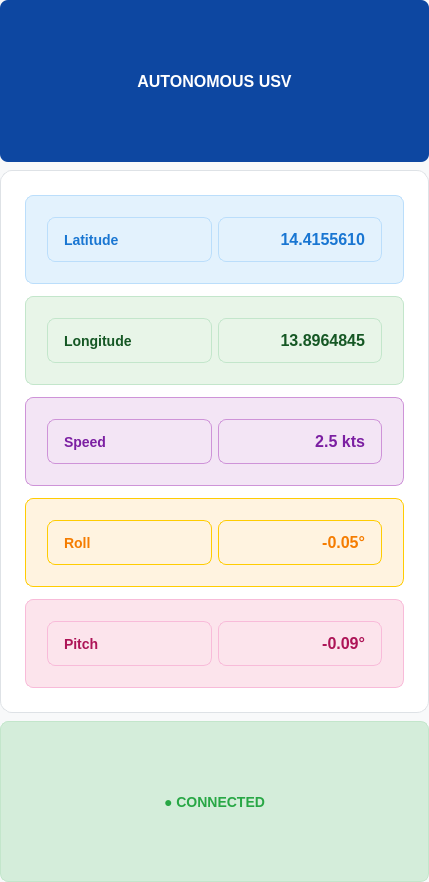
Above: uifolder/TelemetryWidget.ui from Jelsin29/GCS_USV before the change. Below: the same form after it.
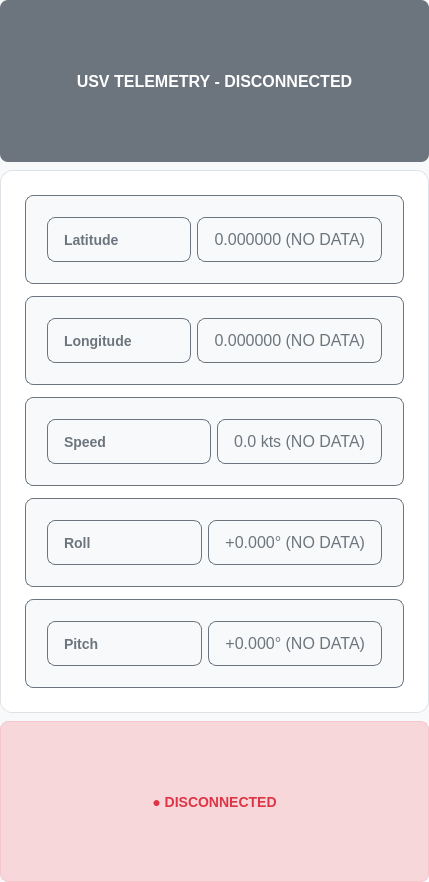
That is the form after the change.

Diff of the .ui file:
```diff
--- a/uifolder/TelemetryWidget.ui
+++ b/uifolder/TelemetryWidget.ui
@@ -56,7 +56,7 @@
      <property name="styleSheet">
       <string>QLabel {
     color: #ffffff;
-    background-color: #0d47a1;
+    background-color: #6c757d;
     font-size: 16px;
     font-weight: bold;
     padding: 12px;
@@ -65,7 +65,7 @@
 }</string>
      </property>
      <property name="text">
-      <string>AUTONOMOUS USV</string>
+      <string>USV TELEMETRY - DISCONNECTED</string>
      </property>
      <property name="alignment">
       <set>Qt::AlignCenter</set>
@@ -90,8 +90,8 @@
        <widget class="QFrame" name="rangeFrame">
         <property name="styleSheet">
          <string>QFrame {
-    background-color: #e3f2fd;
-    border: 1px solid #bbdefb;
+    background-color: #f8f9fa;
+    border: 1px solid #6c757d;
     border-radius: 8px;
     padding: 12px;
 }</string>
@@ -101,7 +101,7 @@
           <widget class="QLabel" name="rangeLabel">
            <property name="styleSheet">
             <string>QLabel {
-    color: #1976d2;
+    color: #6c757d;
     font-weight: 600;
     font-size: 14px;
 }</string>
@@ -115,13 +115,13 @@
           <widget class="QLabel" name="rangeValueLabel">
            <property name="styleSheet">
             <string>QLabel {
-    color: #1976d2;
-    font-weight: bold;
+    color: #6c757d;
+    font-weight: normal;
     font-size: 16px;
 }</string>
            </property>
            <property name="text">
-            <string>14.4155610</string>
+            <string>0.000000 (NO DATA)</string>
            </property>
            <property name="alignment">
             <set>Qt::AlignRight|Qt::AlignTrailing|Qt::AlignVCenter</set>
@@ -135,8 +135,8 @@
        <widget class="QFrame" name="consumptionFrame">
         <property name="styleSheet">
          <string>QFrame {
-    background-color: #e8f5e8;
-    border: 1px solid #c3e6cb;
+    background-color: #f8f9fa;
+    border: 1px solid #6c757d;
     border-radius: 8px;
     padding: 12px;
 }</string>
@@ -146,7 +146,7 @@
           <widget class="QLabel" name="consumptionLabel">
            <property name="styleSheet">
             <string>QLabel {
-    color: #155724;
+    color: #6c757d;
     font-weight: 600;
     font-size: 14px;
 }</string>
@@ -160,13 +160,13 @@
           <widget class="QLabel" name="consumptionValueLabel">
            <property name="styleSheet">
             <string>QLabel {
-    color: #155724;
-    font-weight: bold;
+    color: #6c757d;
+    font-weight: normal;
     font-size: 16px;
 }</string>
            </property>
            <property name="text">
-            <string>13.8964845</string>
+            <string>0.000000 (NO DATA)</string>
            </property>
            <property name="alignment">
             <set>Qt::AlignRight|Qt::AlignTrailing|Qt::AlignVCenter</set>
@@ -180,8 +180,8 @@
        <widget class="QFrame" name="speedFrame">
         <property name="styleSheet">
          <string>QFrame {
-    background-color: #f3e5f5;
-    border: 1px solid #ce93d8;
+    background-color: #f8f9fa;
+    border: 1px solid #6c757d;
     border-radius: 8px;
     padding: 12px;
 }</string>
@@ -191,7 +191,7 @@
           <widget class="QLabel" name="speedLabel">
            <property name="styleSheet">
             <string>QLabel {
-    color: #7b1fa2;
+    color: #6c757d;
     font-weight: 600;
     font-size: 14px;
 }</string>
@@ -205,13 +205,13 @@
           <widget class="QLabel" name="speedValueLabel">
            <property name="styleSheet">
             <string>QLabel {
-    color: #7b1fa2;
-    font-weight: bold;
+    color: #6c757d;
+    font-weight: normal;
     font-size: 16px;
 }</string>
            </property>
            <property name="text">
-            <string>2.5 kts</string>
+            <string>0.0 kts (NO DATA)</string>
            </property>
            <property name="alignment">
             <set>Qt::AlignRight|Qt::AlignTrailing|Qt::AlignVCenter</set>
@@ -225,8 +225,8 @@
        <widget class="QFrame" name="headingFrame">
         <property name="styleSheet">
          <string>QFrame {
-    background-color: #fff3e0;
-    border: 1px solid #ffcc02;
+    background-color: #f8f9fa;
+    border: 1px solid #6c757d;
     border-radius: 8px;
     padding: 12px;
 }</string>
@@ -236,7 +236,7 @@
           <widget class="QLabel" name="headingLabel">
            <property name="styleSheet">
             <string>QLabel {
-    color: #f57c00;
+    color: #6c757d;
     font-weight: 600;
     font-size: 14px;
 }</string>
@@ -250,13 +250,13 @@
           <widget class="QLabel" name="headingValueLabel">
            <property name="styleSheet">
             <string>QLabel {
-    color: #f57c00;
-    font-weight: bold;
+    color: #6c757d;
+    font-weight: normal;
     font-size: 16px;
 }</string>
            </property>
            <property name="text">
-            <string>-0.05°</string>
+            <string>+0.000° (NO DATA)</string>
            </property>
            <property name="alignment">
             <set>Qt::AlignRight|Qt::AlignTrailing|Qt::AlignVCenter</set>
@@ -270,8 +270,8 @@
        <widget class="QFrame" name="pitchFrame">
         <property name="styleSheet">
          <string>QFrame {
-    background-color: #fce4ec;
-    border: 1px solid #f8bbd9;
+    background-color: #f8f9fa;
+    border: 1px solid #6c757d;
     border-radius: 8px;
     padding: 12px;
 }</string>
@@ -281,7 +281,7 @@
           <widget class="QLabel" name="pitchLabel">
            <property name="styleSheet">
             <string>QLabel {
-    color: #ad1457;
+    color: #6c757d;
     font-weight: 600;
     font-size: 14px;
 }</string>
@@ -295,13 +295,13 @@
           <widget class="QLabel" name="pitchValueLabel">
            <property name="styleSheet">
             <string>QLabel {
-    color: #ad1457;
-    font-weight: bold;
+    color: #6c757d;
+    font-weight: normal;
     font-size: 16px;
 }</string>
            </property>
            <property name="text">
-            <string>-0.09°</string>
+            <string>+0.000° (NO DATA)</string>
            </property>
            <property name="alignment">
             <set>Qt::AlignRight|Qt::AlignTrailing|Qt::AlignVCenter</set>
@@ -318,17 +318,17 @@
     <widget class="QLabel" name="connectionStatusLabel">
      <property name="styleSheet">
       <string>QLabel {
-    color: #28a745;
+    color: #dc3545;
     font-size: 14px;
     font-weight: bold;
-    background-color: #d4edda;
-    border: 1px solid #c3e6cb;
+    background-color: #f8d7da;
+    border: 1px solid #f5c6cb;
     border-radius: 8px;
     padding: 12px;
 }</string>
      </property>
      <property name="text">
-      <string>● CONNECTED</string>
+      <string>● DISCONNECTED</string>
      </property>
      <property name="alignment">
       <set>Qt::AlignCenter</set>
```
